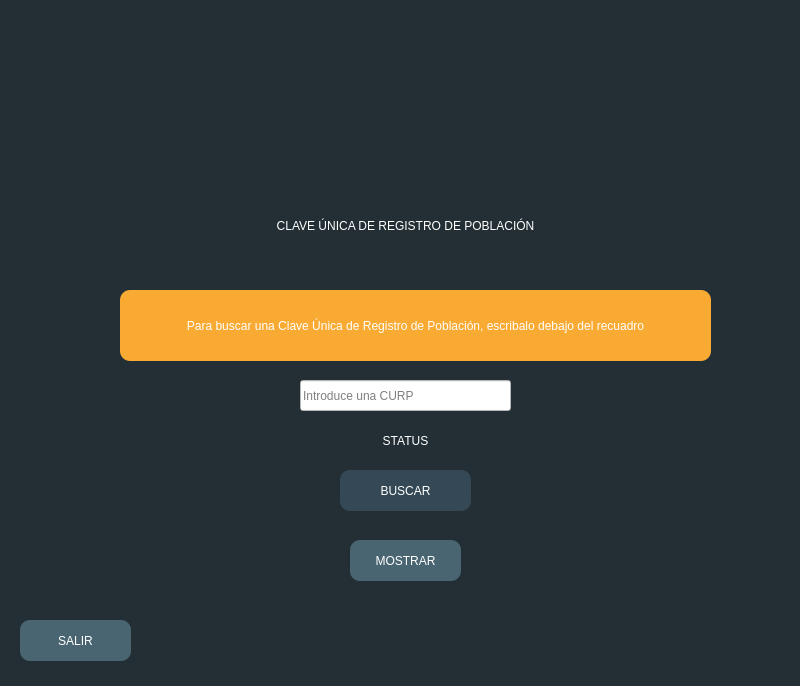
The window that Views/init.ui (JuanChandoqui/Lenguajes_Automatas_C2_A3) describes before a commit, drawn with Qt 5.
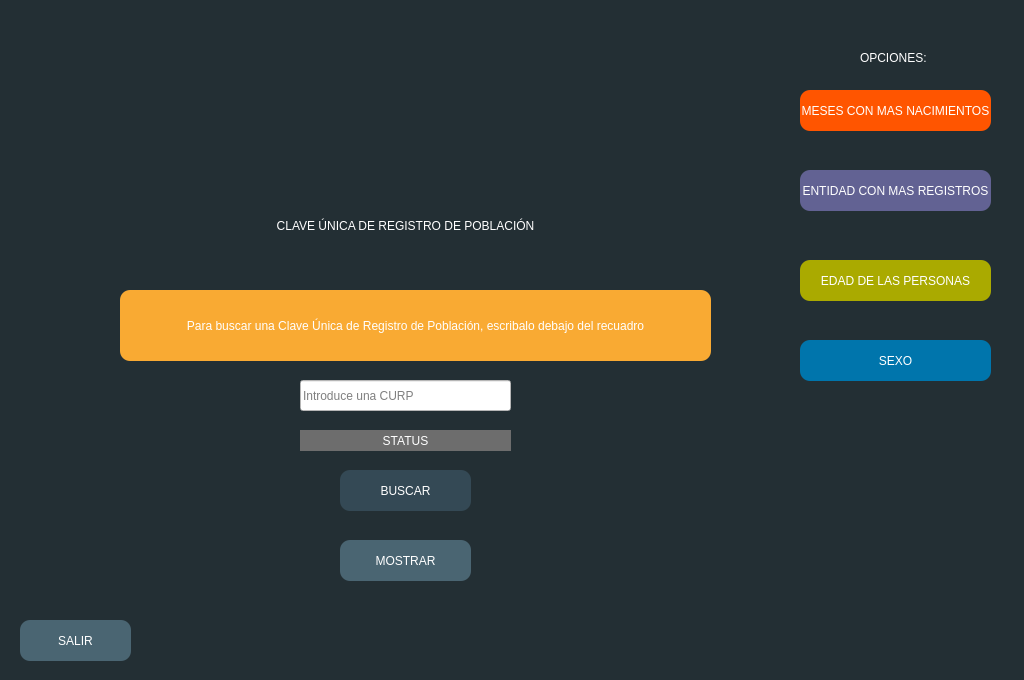
The same window after the commit.

The edit to the form file:
```diff
--- a/Views/init.ui
+++ b/Views/init.ui
@@ -6,8 +6,8 @@
    <rect>
     <x>0</x>
     <y>0</y>
-    <width>800</width>
-    <height>686</height>
+    <width>1024</width>
+    <height>680</height>
    </rect>
   </property>
   <property name="windowTitle">
@@ -110,7 +110,8 @@
     </property>
     <property name="styleSheet">
      <string notr="true">color: rgb(255, 255, 255);
-font: 75 12pt &quot;MS Shell Dlg 2&quot;;</string>
+font: 75 12pt &quot;MS Shell Dlg 2&quot;;
+background-color: rgb(109, 109, 109);</string>
     </property>
     <property name="text">
      <string>STATUS</string>
@@ -183,12 +184,100 @@
      <bool>false</bool>
     </property>
    </widget>
+   <widget class="QLabel" name="label">
+    <property name="geometry">
+     <rect>
+      <x>860</x>
+      <y>50</y>
+      <width>71</width>
+      <height>16</height>
+     </rect>
+    </property>
+    <property name="styleSheet">
+     <string notr="true">color: rgb(255, 255, 255);</string>
+    </property>
+    <property name="text">
+     <string>OPCIONES:</string>
+    </property>
+   </widget>
+   <widget class="QPushButton" name="button_meses_nacimientos">
+    <property name="geometry">
+     <rect>
+      <x>800</x>
+      <y>90</y>
+      <width>191</width>
+      <height>41</height>
+     </rect>
+    </property>
+    <property name="styleSheet">
+     <string notr="true">background-color: rgb(255, 85, 0);
+color: rgb(255, 255, 255);
+border-radius: 10px;</string>
+    </property>
+    <property name="text">
+     <string>MESES CON MAS NACIMIENTOS</string>
+    </property>
+   </widget>
+   <widget class="QPushButton" name="button_entidad_registros">
+    <property name="geometry">
+     <rect>
+      <x>800</x>
+      <y>170</y>
+      <width>191</width>
+      <height>41</height>
+     </rect>
+    </property>
+    <property name="styleSheet">
+     <string notr="true">background-color: rgb(98, 98, 147);
+color: rgb(255, 255, 255);
+border-radius: 10px;</string>
+    </property>
+    <property name="text">
+     <string>ENTIDAD CON MAS REGISTROS</string>
+    </property>
+   </widget>
+   <widget class="QPushButton" name="button_edad_personas">
+    <property name="geometry">
+     <rect>
+      <x>800</x>
+      <y>260</y>
+      <width>191</width>
+      <height>41</height>
+     </rect>
+    </property>
+    <property name="styleSheet">
+     <string notr="true">background-color: rgb(170, 170, 0);
+color: rgb(255, 255, 255);
+border-radius: 10px;</string>
+    </property>
+    <property name="text">
+     <string>EDAD DE LAS PERSONAS</string>
+    </property>
+   </widget>
+   <widget class="QPushButton" name="button_sexo">
+    <property name="geometry">
+     <rect>
+      <x>800</x>
+      <y>340</y>
+      <width>191</width>
+      <height>41</height>
+     </rect>
+    </property>
+    <property name="styleSheet">
+     <string notr="true">background-color: rgb(0, 117, 172);
+color: rgb(255, 255, 255);
+border-radius: 10px;</string>
+    </property>
+    <property name="text">
+     <string>SEXO</string>
+    </property>
+   </widget>
    <widget class="QPushButton" name="button_show_information">
     <property name="geometry">
      <rect>
-      <x>350</x>
+      <x>340</x>
       <y>540</y>
-      <width>111</width>
+      <width>131</width>
       <height>41</height>
      </rect>
     </property>
```
